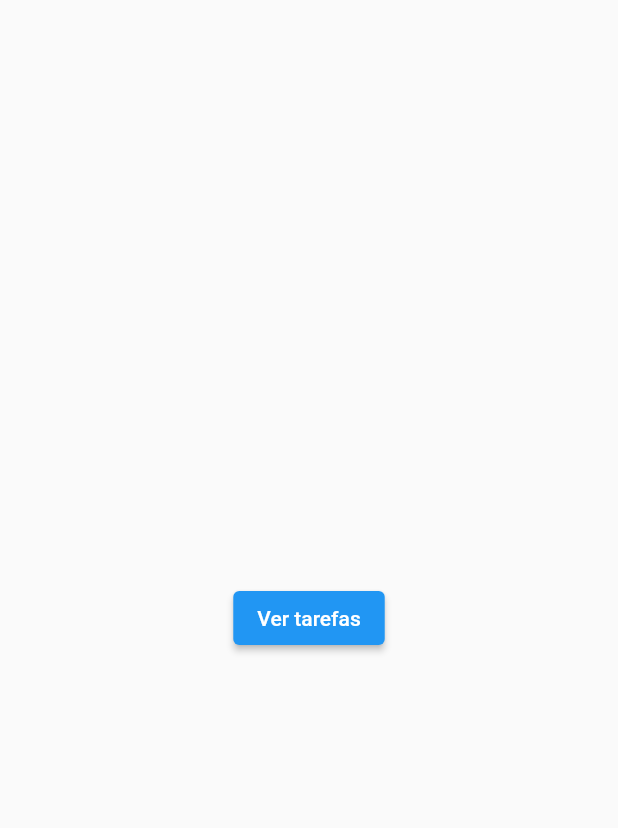
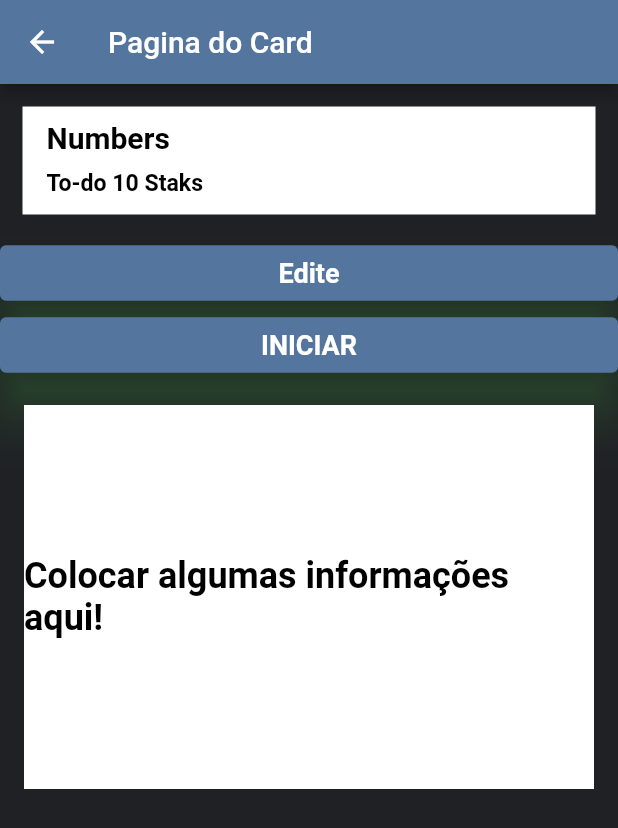
Before and after one commit to marcos-inja/app-estudo-de-ingles, a Flutter app: the screen it shows after launch, after a tap on "Quero estudar!", on a phone screen of 412 x 824 dp. Shown: the top 828 px of the screen. Run offline on Flutter 3.47's test engine with Material 2 defaults, Android fonts, the phone set to English and light mode, and no system bars.

Commit message:
pagina de cards iniciada

```diff
--- a/unki/lib/pages/card_page.dart
+++ b/unki/lib/pages/card_page.dart
@@ -1,20 +1,115 @@
 import 'package:flutter/material.dart';
-import 'package:unki/pages/task_page.dart';
+import 'task_page.dart';
 
 class CardPage extends StatelessWidget {
   Widget build(BuildContext context) => Scaffold(
-        body: Center(
-          child: ElevatedButton(
-            child: Text('Ver tarefas'),
-            onPressed: () {
-              Navigator.push(
-                context,
+        appBar: AppBar(
+          title: Text('Pagina do Card'),
+          backgroundColor: Color(0xff54759E),
+        ),
+        body: _body(context),
+        backgroundColor: Color(0xff202125),
+      );
+}
 
-                MaterialPageRoute(builder: (context) => TaskPage()),
-              );
-            },
+_body(context) {
+  return ListView(
+    children: [
+      MyStatelessWidget(),
+      editar(context),
+      iniciar(context),
+      buildContainerCard()
+    ],
+  );
+}
+
+MyStatelessWidget() {
+  return Column(
+    children: <Widget>[
+      Padding(
+        padding: const EdgeInsets.all(15.0),
+        child: Container(
+          color: Colors.white,
+          child: ListTile(
+            title: Text(
+              'Numbers',
+              textScaleFactor: 1.0,
+              style: TextStyle(
+                fontSize: 20,
+                color: Colors.black,
+                fontWeight: FontWeight.bold,
+              ),
+            ),
+            subtitle: Text(
+              'To-do 10 Staks',
+              textScaleFactor: 1.1,
+              style: TextStyle(
+                height: 2,
+                color: Colors.black,
+                fontWeight: FontWeight.bold,
+              ),
+            ),
           ),
         ),
-      );
+      ),
+    ],
+  );
+}
 
+Widget editar(context) {
+  return TextButton(
+    style: TextButton.styleFrom(
+        backgroundColor: Color(0xff54759E),
+        elevation: 15,
+        shadowColor: Colors.green),
+    child: Text(
+      'Edite',
+      style: TextStyle(
+          color: Colors.white, fontWeight: FontWeight.bold, fontSize: 18),
+    ),
+    onPressed: () {
+      Navigator.push(context,
+          MaterialPageRoute(builder: (context) => MyStatelessWidget()));
+    },
+  );
 }
+
+Widget iniciar(context) {
+  return TextButton(
+    style: TextButton.styleFrom(
+        backgroundColor: Color(0xff54759E),
+        elevation: 15,
+        shadowColor: Colors.green),
+    child: Text(
+      'INICIAR',
+      style: TextStyle(
+          color: Colors.white, fontWeight: FontWeight.bold, fontSize: 18),
+    ),
+    onPressed: () {
+      Navigator.push(
+          context, MaterialPageRoute(builder: (context) => TaskPage()));
+    },
+  );
+}
+
+Container buildContainerCard() {
+  return Container(
+    margin: EdgeInsets.all(16),
+    padding: EdgeInsets.symmetric(vertical: 100),
+    alignment: Alignment.center,
+    color: Colors.white,
+    child: Column(
+      crossAxisAlignment: CrossAxisAlignment.start,
+      children: [
+        Text(
+          "Colocar algumas informações aqui!",
+          style: TextStyle(
+            fontSize: 24,
+            color: Colors.black,
+            fontWeight: FontWeight.bold,
+          ),
+        ),
+      ],
+    ),
+  );
+}
```
Also changed, not shown: unki/lib/main.dart (line endings or trailing spaces).
